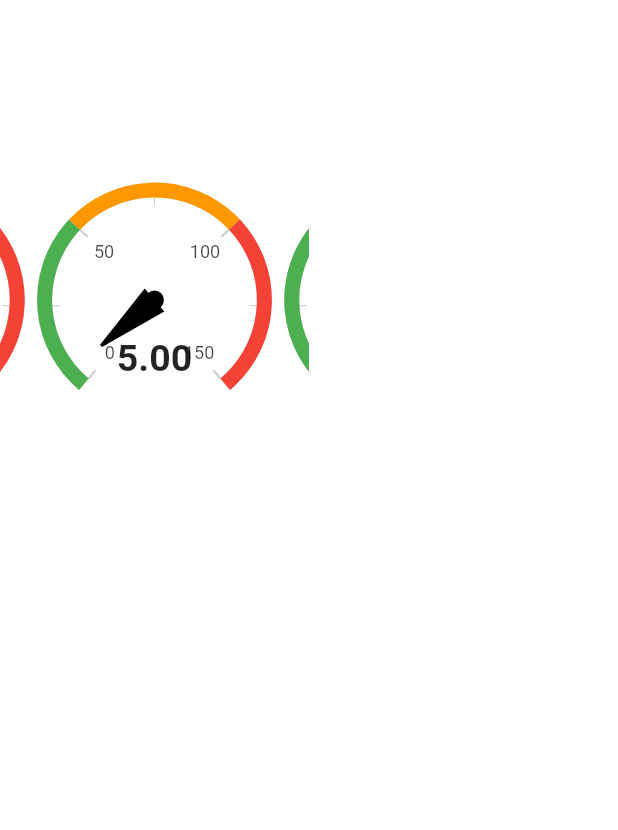
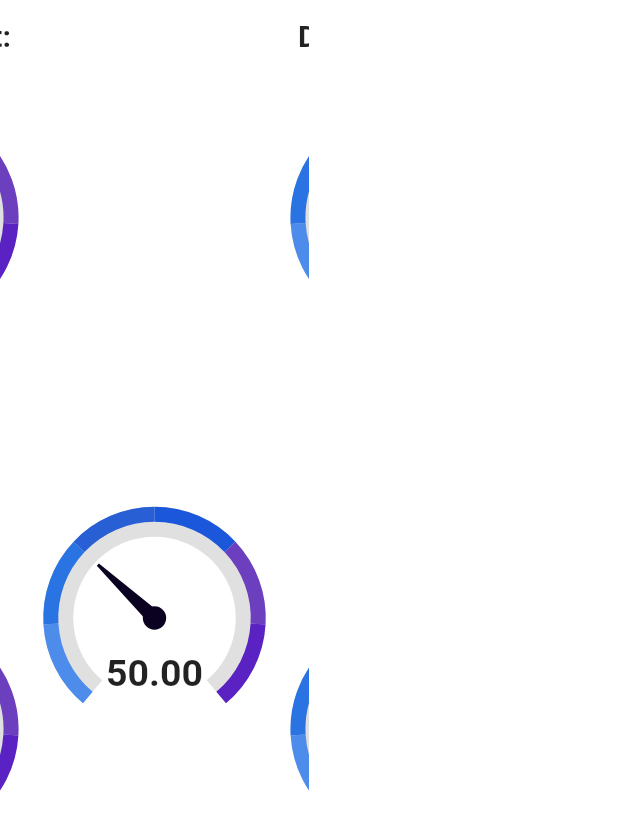
Before and after one commit to FranciscoPGuimaraes/IAC, a Flutter app: the screen it shows after launch, on a phone screen of 412 x 824 dp. Shown: the top 830 px of the screen. Run offline on Flutter 3.47's test engine with Material 2 defaults, Android fonts, the light colour scheme and no system bars; drawn by our look-alikes of carousel_slider, syncfusion_flutter_gauges; missing offline and left inert: bson, speed_test_dart, vtable.

Commit message:
second day atts

```diff
--- a/lib/screens/HomePageScreen.dart
+++ b/lib/screens/HomePageScreen.dart
@@ -3,12 +3,15 @@ import 'dart:convert';
 import 'dart:io';
 
 import 'package:carousel_slider/carousel_slider.dart';
-import 'package:sizer/sizer.dart';
+import 'package:iac/widgets/gauge.dart';
 import 'package:flutter/material.dart';
-import 'package:syncfusion_flutter_gauges/gauges.dart';
+import 'package:speed_test_dart/classes/classes.dart';
+import 'package:speed_test_dart/speed_test_dart.dart';
+import 'package:vtable/vtable.dart';
 
 import '/services/SocketConnect.dart';
 import '/models/ProcessModel.dart';
+import '/widgets/gauge.dart';
 
 class HomePage extends StatefulWidget {
   const HomePage({super.key});
@@ -19,13 +22,83 @@ class HomePage extends StatefulWidget {
 
 class _HomePageState extends State<HomePage> {
   final StreamController<String> _streamController = StreamController<String>();
-  double _pointerValue = 5.0;
+  SpeedTestDart tester = SpeedTestDart();
+  List<Server> bestServersList = [];
+
+  VTable<ProcessModel> createTable(List<ProcessModel> items) {
+    return VTable<ProcessModel>(
+      items: items,
+      tableDescription: '${items.length} items',
+      //startsSorted: true,
+      includeCopyToClipboardAction: true,
+      columns: [
+        VTableColumn(
+          label: 'ID',
+          width: 180,
+          transformFunction: (row) => row.name,
+        ),
+        VTableColumn(
+          label: 'Upload',
+          width: 100,
+          grow: 1,
+          transformFunction: (row) => row.upload,
+        ),
+      ],
+    );
+  }
+
+  double downloadRate = 0;
+  double uploadRate = 0;
+
+  bool readyToTest = false;
+  bool loadingDownload = false;
+  bool loadingUpload = false;
+
+  Future<void> setBestServers() async {
+    final settings = await tester.getSettings();
+    final servers = settings.servers;
+
+    final _bestServersList = await tester.getBestServers(
+      servers: servers,
+    );
+
+    setState(() {
+      bestServersList = _bestServersList;
+      readyToTest = true;
+    });
+  }
+
+  Future<void> _testDownloadSpeed() async {
+    setState(() {
+      loadingDownload = true;
+    });
+    final _downloadRate =
+        await tester.testDownloadSpeed(servers: bestServersList);
+    setState(() {
+      downloadRate = _downloadRate;
+      loadingDownload = false;
+    });
+  }
+
+  Future<void> _testUploadSpeed() async {
+    setState(() {
+      loadingUpload = true;
+    });
+
+    final _uploadRate = await tester.testUploadSpeed(servers: bestServersList);
+
+    setState(() {
+      uploadRate = _uploadRate;
+      loadingUpload = false;
+    });
+  }
 
   @override
   initState() {
     super.initState();
     WidgetsBinding.instance.addPostFrameCallback((_) {
       connect(_streamController);
+      setBestServers();
     });
   }
 
@@ -35,89 +108,155 @@ class _HomePageState extends State<HomePage> {
     super.dispose();
   }
 
-  void _changePointerValue(double newValue) {
-    setState(() {
-      _pointerValue = newValue;
-    });
-  }
-
-
   @override
   Widget build(BuildContext context) {
+    final double halfScream = MediaQuery.of(context).size.width / 2;
     return Scaffold(
       backgroundColor: Colors.white,
       body: SizedBox(
         child: Row(
-          //mainAxisAlignment: MainAxisAlignment.spaceBetween,
           children: [
             SizedBox(
-              width: MediaQuery.of(context).size.width/2,
+              width: MediaQuery.of(context).size.width / 2,
               child: CarouselSlider(
-                options: CarouselOptions(height: 400.0),
-                items: [1, 2].map((i) {
-                  return Builder(
+                  options: CarouselOptions(height: 800.0),
+                  items: [
+                    Builder(
                       builder: (BuildContext context) {
-                      return SfRadialGauge(axes: <RadialAxis>[
-                        RadialAxis(
-                            minimum: 0,
-                            maximum: 150,
-                            ranges: <GaugeRange>[
-                              GaugeRange(
-                                  startValue: 0,
-                                  endValue: 50,
-                                  color: Colors.green),
-                              GaugeRange(
-                                  startValue: 50,
-                                  endValue: 100,
-                                  color: Colors.orange),
-                              GaugeRange(
-                                  startValue: 100,
-                                  endValue: 150,
-                                  color: Colors.red)
-                            ],
-                            pointers: <GaugePointer>[
-                              NeedlePointer(value: _pointerValue)
-                            ],
-                            annotations: <GaugeAnnotation>[
-                              GaugeAnnotation(
-                                  widget: Text(_pointerValue.toStringAsFixed(2),
+                        return gauge_template(50);
+                      },
+                    ),
+                    Column(
+                      mainAxisSize: MainAxisSize.min,
+                      children: [
+                        const Text(
+                          'Download Test:',
                           style: TextStyle(
-                                          fontSize: 25,
-                                          fontWeight: FontWeight.bold)),
-                                  angle: 90,
-                                  positionFactor: 0.5)
-                            ])
-                      ]);
-                    },
-                  );
-                }).toList(),
+                            fontSize: 20,
+                            fontWeight: FontWeight.bold,
                           ),
                         ),
+                        const SizedBox(
+                          height: 10,
+                        ),
                         SizedBox(
+                          height: 200,
+                          child: Builder(
+                            builder: (BuildContext context) {
+                              return gauge_template(downloadRate);
+                            },
+                          ),
+                        ),
+                        const SizedBox(height: 10),
+                        if (loadingDownload)
+                          const Column(
+                            children: [
+                              CircularProgressIndicator(),
+                              SizedBox(
+                                height: 10,
+                              ),
+                            ],
+                          )
+                        else
+                          ElevatedButton(
+                            style: ElevatedButton.styleFrom(
+                              primary: readyToTest && !loadingDownload
+                                  ? Colors.blue
+                                  : Colors.grey,
+                            ),
+                            onPressed: loadingDownload
+                                ? null
+                                : () async {
+                                    if (!readyToTest || bestServersList.isEmpty)
+                                      return;
+                                    await _testDownloadSpeed();
+                                  },
+                            child: const Text('Start'),
+                          ),
+                        const SizedBox(
+                          height: 50,
+                        ),
+                        const Text(
+                          'Upload Test:',
+                          style: TextStyle(
+                            fontSize: 20,
+                            fontWeight: FontWeight.bold,
+                          ),
+                        ),
+                        const SizedBox(
+                          height: 10,
+                        ),
+                        SizedBox(
+                            height: 200,
+                            child: Builder(
+                              builder: (BuildContext context) {
+                                return gauge_template(uploadRate);
+                              },
+                            )),
+                        const SizedBox(
+                          height: 10,
+                        ),
+                        if (loadingUpload)
+                          const Column(
+                            children: [
+                              CircularProgressIndicator(),
+                              SizedBox(
+                                height: 10,
+                              ),
+                            ],
+                          )
+                        else
+                          ElevatedButton(
+                            style: ElevatedButton.styleFrom(
+                              primary: readyToTest ? Colors.blue : Colors.grey,
+                            ),
+                            onPressed: loadingUpload
+                                ? null
+                                : () async {
+                                    if (!readyToTest || bestServersList.isEmpty)
+                                      return;
+                                    await _testUploadSpeed();
+                                  },
+                            child: const Text('Start'),
+                          ),
+                      ],
+                    ),
+                  ]),
+            ),
+            Center(
+              child: SizedBox(
+                  width: halfScream,
+                  child: DecoratedBox(
+                      decoration: const BoxDecoration(
+                          color: Color.fromARGB(255, 255, 255, 255)),
+                      child: Padding(
+                        padding: const EdgeInsets.only(top: 50),
                         child: StreamBuilder<String>(
                           stream: _streamController.stream,
                           builder: (context, snapshot) {
                             if (snapshot.hasData && snapshot.data != null) {
-                    List<Widget> textWidgets = [];
+                              List<ProcessModel> textWidgets = [];
                               var data = snapshot.data;
-                    print(data);
                               if (data != null) {
-                      Map<String, dynamic> jsonCodeC = jsonDecode(data);
+                                Map<String, dynamic> jsonCodeC =
+                                    jsonDecode(data);
                                 for (var element in jsonCodeC.values) {
-                        textWidgets.add(Text(
-                          '${element["name"]}' + ' ' + '${element["upload"]}',
-                          style: const TextStyle(fontSize: 16.0),
+                                  textWidgets.add(ProcessModel(
+                                    name: element["name"],
+                                    upload: element["upload"],
+                                    download: element["download"],
+                                    uploadSpeed: element["upload_speed"],
+                                    downloadSpeed: element["download_speed"],
                                   ));
                                 }
                               }
-                    return Column(
-                      children: textWidgets,
-                    );
+                              return createTable(textWidgets);
                             } else {
                               return const SizedBox();
                             }
                           },
                         ),
+                      ))),
             ),
           ],
         ),
--- /dev/null
+++ b/lib/screens/secondScreen.dart
@@ -0,0 +1,227 @@
+// Copyright (c) 2023, Devon Carew. Use of this source code is governed by a
+// BSD-style license that can be found in the LICENSE file.
+
+import 'dart:math' as math;
+
+import 'package:flutter/material.dart';
+import 'package:vtable/vtable.dart';
+
+void main() {
+  runApp(
+    ExampleApp(
+      items: generateRowData(planets.length * 10),
+    ),
+  );
+}
+
+class ExampleApp extends StatefulWidget {
+  final List<SampleRowData> items;
+
+  const ExampleApp({
+    required this.items,
+    super.key,
+  });
+
+  @override
+  State<ExampleApp> createState() => _ExampleAppState();
+}
+
+class _ExampleAppState extends State<ExampleApp> {
+  @override
+  Widget build(BuildContext context) {
+    return MaterialApp(
+      title: 'VTable Example App',
+      home: Scaffold(
+        appBar: AppBar(
+          title: const Text('VTable Example App'),
+        ),
+        body: Center(
+          child: Padding(
+            padding: const EdgeInsets.symmetric(horizontal: 8.0),
+            child: createTable(),
+          ),
+        ),
+      ),
+      debugShowCheckedModeBanner: false,
+    );
+  }
+
+  VTable<SampleRowData> createTable() {
+    const disabledStyle =
+        TextStyle(fontStyle: FontStyle.italic, color: Colors.grey);
+
+    return VTable<SampleRowData>(
+      items: widget.items,
+      tableDescription: '${widget.items.length} items',
+      startsSorted: true,
+      includeCopyToClipboardAction: true,
+      columns: [
+        VTableColumn(
+          label: 'ID',
+          width: 180,
+          grow: 1,
+          transformFunction: (row) => row.id,
+        ),
+        VTableColumn(
+          label: 'Planet',
+          width: 100,
+          grow: 1,
+          transformFunction: (row) => row.planet.name,
+          styleFunction: (row) => row.planet == moon ? disabledStyle : null,
+        ),
+        VTableColumn(
+          label: 'Gravity (m/s²)',
+          width: 120,
+          grow: 1,
+          transformFunction: (row) => row.planet.gravity.toStringAsFixed(1),
+          alignment: Alignment.centerRight,
+          compareFunction: (a, b) =>
+              a.planet.gravity.compareTo(b.planet.gravity),
+          validators: [SampleRowData.validateGravity],
+        ),
+        VTableColumn(
+          label: 'Orbit distance (AU)',
+          width: 120,
+          grow: 1,
+          transformFunction: (row) =>
+              (row.planet.orbit / earth.orbit).toStringAsFixed(1),
+          alignment: Alignment.centerRight,
+          compareFunction: (a, b) => a.planet.orbit.compareTo(b.planet.orbit),
+        ),
+        VTableColumn(
+          label: 'Orbital period (years)',
+          width: 140,
+          grow: 1,
+          transformFunction: (row) =>
+              (row.planet.period / earth.period).toStringAsFixed(1),
+          alignment: Alignment.centerRight,
+          compareFunction: (a, b) => a.planet.period.compareTo(b.planet.period),
+        ),
+        VTableColumn(
+          label: 'Moons',
+          width: 100,
+          grow: 1,
+          transformFunction: (row) => row.planet.moons.toString(),
+          alignment: Alignment.centerRight,
+          compareFunction: (a, b) => a.planet.moons - b.planet.moons,
+        ),
+        VTableColumn(
+          label: 'Temperature (C)',
+          width: 120,
+          transformFunction: (row) => row.planet.temp.toString(),
+          alignment: Alignment.centerRight,
+          compareFunction: (a, b) => a.planet.temp - b.planet.temp,
+        ),
+        VTableColumn(
+          label: 'Temperature',
+          width: 120,
+          alignment: Alignment.center,
+          transformFunction: (row) => row.planet.temp.toString(),
+          compareFunction: (a, b) => a.planet.temp - b.planet.temp,
+          renderFunction: (context, data, _) {
+            Color color;
+            if (data.planet.temp < 0) {
+              color = Colors.blue
+                  .withAlpha((data.planet.temp / Planet.coldest * 255).round());
+            } else {
+              color = Colors.red
+                  .withAlpha((data.planet.temp / Planet.hotest * 255).round());
+            }
+            return Chip(
+              label: const SizedBox(width: 48),
+              backgroundColor: color,
+            );
+          },
+        ),
+      ],
+    );
+  }
+}
+
+List<SampleRowData> generateRowData(int rows) {
+  final words = loremIpsum
+      .toLowerCase()
+      .replaceAll(',', '')
+      .replaceAll('.', '')
+      .split(' ');
+  final random = math.Random();
+
+  return List.generate(rows, (index) {
+    final word1 = words[random.nextInt(words.length)];
+    final word2 = words[random.nextInt(words.length)];
+    final val = random.nextInt(10000);
+    final id = '$word1-$word2-${val.toString().padLeft(4, '0')}';
+
+    return SampleRowData(
+      id: id,
+      planet: planets[random.nextInt(planets.length)],
+    );
+  });
+}
+
+const String loremIpsum =
+    'Lorem ipsum dolor sit amet, consectetur adipiscing elit, sed do eiusmod '
+    'tempor incididunt ut labore et dolore magna aliqua.';
+
+const Planet earth = Planet('Earth', 9.8, 149.6, 365.2, 15, 1);
+const Planet moon = Planet('Moon', 1.6, 0.384, 27.3, -20, 0);
+
+const List<Planet> planets = <Planet>[
+  Planet('Mercury', 3.7, 57.9, 88, 167, 0),
+  Planet('Venus', 8.9, 108.2, 224.7, 464, 0),
+  earth,
+  moon,
+  Planet('Mars', 3.7, 228, 687, -65, 2),
+  Planet('Jupiter', 23.1, 778.5, 4331, -110, 92),
+  Planet('Saturn', 9, 1432, 10747, -140, 83),
+  Planet('Uranus', 8.7, 2867, 30589, -195, 27),
+  Planet('Neptune', 11, 4515, 59800, -200, 14),
+  Planet('Pluto', 0.7, 5906.4, 90560, -225, 5),
+];
+
+class Planet {
+  final String name;
+  final double gravity;
+  final double orbit;
+  final double period;
+  final int temp;
+  final int moons;
+
+  const Planet(
+    this.name,
+    this.gravity,
+    this.orbit,
+    this.period,
+    this.temp,
+    this.moons,
+  );
+
+  static int get coldest =>
+      planets.fold(0, (previous, next) => math.min(previous, next.temp));
+
+  static int get hotest =>
+      planets.fold(0, (previous, next) => math.max(previous, next.temp));
+
+  @override
+  String toString() => name;
+}
+
+class SampleRowData {
+  final String id;
+  final Planet planet;
+
+  SampleRowData({required this.id, required this.planet});
+
+  static ValidationResult? validateGravity(SampleRowData row) {
+    if (row.planet.gravity > 20.0) {
+      return ValidationResult.error('too heavy!');
+    }
+    if (row.planet.gravity > 10.0) {
+      return ValidationResult.warning('pretty heavy');
+    }
+    return null;
+  }
+
+  @override
+  String toString() => '$id (${planet.name})';
+}
--- /dev/null
+++ b/lib/widgets/gauge.dart
@@ -0,0 +1,77 @@
+import 'package:flutter/material.dart';
+import 'package:syncfusion_flutter_gauges/gauges.dart';
+
+Widget gauge_template(double value) {
+  return SfRadialGauge(axes: <RadialAxis>[
+    RadialAxis(
+        minimum: 0,
+        maximum: 150,
+        axisLineStyle: AxisLineStyle(
+          thickness: 20,
+          color: Colors.grey[300],
+          thicknessUnit: GaugeSizeUnit.logicalPixel,
+        ),
+        axisLabelStyle:
+            const GaugeTextStyle(fontWeight: FontWeight.bold, fontSize: 12),
+        radiusFactor: 0.9,
+        showTicks: false,
+        showLabels: false,
+        pointers: <GaugePointer>[
+          NeedlePointer(
+            value: value,
+            enableAnimation: true,
+            needleColor: const Color.fromARGB(255, 10, 2, 32),
+            needleStartWidth: 1,
+            needleEndWidth: 5,
+            lengthUnit: GaugeSizeUnit.factor,
+            needleLength: 0.7,
+            knobStyle: const KnobStyle(
+              knobRadius: 0.08,
+              sizeUnit: GaugeSizeUnit.factor,
+              borderColor: Color.fromARGB(255, 10, 2, 32),
+              color: Color.fromARGB(255, 10, 2, 32),
+              borderWidth: 0.05,
+            ),
+          )
+        ],
+        annotations: <GaugeAnnotation>[
+          GaugeAnnotation(
+            widget: Text(
+              value.toStringAsFixed(2),
+              style: const TextStyle(
+                fontSize: 25,
+                fontWeight: FontWeight.bold,
+              ),
+            ),
+            angle: 90,
+            positionFactor: 0.5,
+          )
+        ],
+        ranges: <GaugeRange>[
+          GaugeRange(
+              startValue: 0,
+              endValue: 25,
+              color: const Color.fromARGB(255, 77, 140, 235)),
+          GaugeRange(
+              startValue: 25,
+              endValue: 50,
+              color: const Color.fromARGB(255, 41, 115, 226)),
+          GaugeRange(
+              startValue: 50,
+              endValue: 75,
+              color: const Color.fromARGB(255, 41, 95, 212)),
+          GaugeRange(
+              startValue: 75,
+              endValue: 100,
+              color: const Color.fromARGB(255, 26, 87, 218)),
+          GaugeRange(
+              startValue: 100,
+              endValue: 125,
+              color: const Color.fromARGB(255, 107, 63, 189)),
+          GaugeRange(
+              startValue: 125,
+              endValue: 150,
+              color: const Color.fromARGB(255, 90, 34, 194))
+        ])
+  ]);
+}
--- a/pubspec.yaml
+++ b/pubspec.yaml
@@ -40,6 +40,9 @@ dependencies:
   sizer: ^2.0.15
   bson: ^4.0.0
   syncfusion_flutter_gauges: ^21.2.4
+  internet_speed_test: ^1.5.0
+  speed_test_dart: ^1.0.4+1
+  vtable: ^0.2.0
 
 dev_dependencies:
   flutter_test:
```
Also changed, not shown: lib/models/ProcessModel.dart (+2 -25 lines), lib/services/SocketConnect.dart (+1 -24 lines), lib/services/SpeedTest.dart (added), pubspec.lock. Lines whose indentation alone changed are shown as unchanged.
